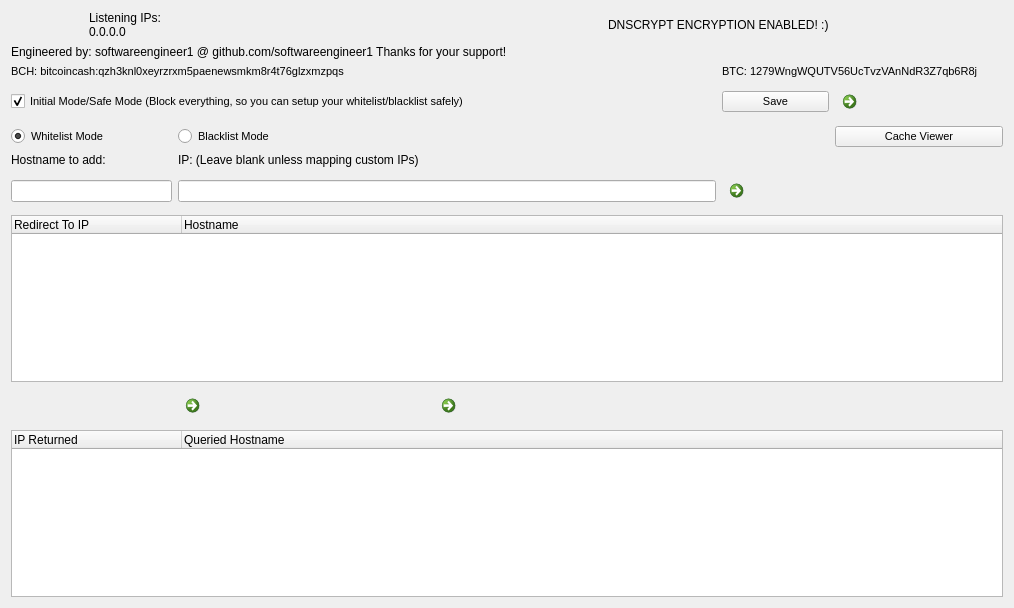
softwareengineer1/YourFriendlyDNS, file Source/YourFriendlyDNS/dnsserverwindow.ui: the form before one commit.
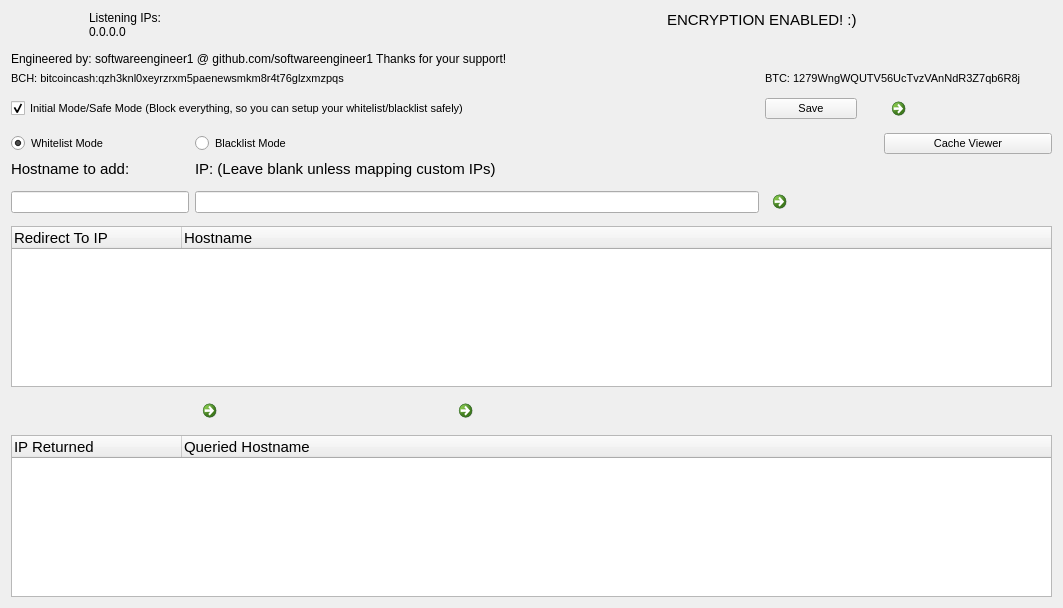
The form after the commit. Icons and pictures are not drawn.

Diff of the .ui file:
```diff
--- a/Source/YourFriendlyDNS/dnsserverwindow.ui
+++ b/Source/YourFriendlyDNS/dnsserverwindow.ui
@@ -6,7 +6,7 @@
    <rect>
     <x>0</x>
     <y>0</y>
-    <width>1014</width>
+    <width>1063</width>
     <height>608</height>
    </rect>
   </property>
@@ -15,112 +15,45 @@
   </property>
   <widget class="QWidget" name="centralWidget">
    <layout class="QGridLayout" name="gridLayout">
-    <item row="10" column="0" colspan="2">
-     <widget class="QLabel" name="hostnameLabel">
-      <property name="text">
-       <string>Hostname to add:</string>
-      </property>
-     </widget>
-    </item>
-    <item row="14" column="4">
-     <widget class="QCommandLinkButton" name="removeButton">
-      <property name="text">
-       <string/>
-      </property>
-      <property name="icon">
-       <iconset resource="images.qrc">
-        <normaloff>:/images/minus.png</normaloff>:/images/minus.png</iconset>
-      </property>
-     </widget>
-    </item>
-    <item row="9" column="3">
-     <widget class="QRadioButton" name="blacklistButton">
-      <property name="minimumSize">
-       <size>
-        <width>250</width>
-        <height>0</height>
-       </size>
-      </property>
+    <item row="2" column="0" colspan="4">
+     <widget class="QLabel" name="label_4">
       <property name="font">
        <font>
         <pointsize>8</pointsize>
        </font>
       </property>
       <property name="text">
-       <string>Blacklist Mode</string>
-      </property>
-     </widget>
-    </item>
-    <item row="0" column="1" colspan="2">
-     <widget class="QLabel" name="listeningIPs">
-      <property name="text">
-       <string>Listening IPs: 0.0.0.0</string>
-      </property>
-      <property name="alignment">
-       <set>Qt::AlignLeading|Qt::AlignLeft|Qt::AlignTop</set>
-      </property>
-      <property name="wordWrap">
-       <bool>true</bool>
+       <string>BCH: bitcoincash:qzh3knl0xeyrzrxm5paenewsmkm8r4t76glzxmzpqs</string>
       </property>
       <property name="textInteractionFlags">
        <set>Qt::LinksAccessibleByMouse|Qt::TextSelectableByMouse</set>
       </property>
      </widget>
     </item>
-    <item row="2" column="0" colspan="6">
-     <widget class="QLabel" name="label_7">
-      <property name="text">
-       <string>Engineered by: softwareengineer1 @ github.com/softwareengineer1 Thanks for your support!</string>
-      </property>
-     </widget>
-    </item>
-    <item row="12" column="0" colspan="3">
-     <widget class="QLineEdit" name="hostnameEdit"/>
-    </item>
-    <item row="7" column="7">
-     <widget class="QCommandLinkButton" name="settingsButton">
+    <item row="11" column="8" colspan="3">
+     <widget class="QCommandLinkButton" name="firstAddButton">
       <property name="text">
        <string/>
       </property>
       <property name="icon">
        <iconset resource="images.qrc">
-        <normaloff>:/images/gear.gif</normaloff>:/images/gear.gif</iconset>
+        <normaloff>:/images/plus.png</normaloff>:/images/plus.png</iconset>
       </property>
      </widget>
     </item>
-    <item row="13" column="0" colspan="8">
-     <widget class="QTreeWidget" name="dnslist">
-      <property name="editTriggers">
-       <set>QAbstractItemView::NoEditTriggers</set>
+    <item row="9" column="3" colspan="8">
+     <widget class="QLabel" name="label">
+      <property name="font">
+       <font>
+        <pointsize>11</pointsize>
+       </font>
       </property>
-      <property name="alternatingRowColors">
-       <bool>true</bool>
+      <property name="text">
+       <string>IP: (Leave blank unless mapping custom IPs)</string>
       </property>
-      <property name="indentation">
-       <number>0</number>
-      </property>
-      <property name="uniformRowHeights">
-       <bool>true</bool>
-      </property>
-      <attribute name="headerDefaultSectionSize">
-       <number>170</number>
-      </attribute>
-      <attribute name="headerMinimumSectionSize">
-       <number>150</number>
-      </attribute>
-      <column>
-       <property name="text">
-        <string>Redirect To IP</string>
-       </property>
-      </column>
-      <column>
-       <property name="text">
-        <string>Hostname</string>
-       </property>
-      </column>
      </widget>
     </item>
-    <item row="7" column="0" colspan="5">
+    <item row="6" column="0" colspan="5">
      <widget class="QCheckBox" name="initialMode">
       <property name="font">
        <font>
@@ -135,6 +68,32 @@
       </property>
      </widget>
     </item>
+    <item row="2" column="8" colspan="3">
+     <widget class="QLabel" name="label_2">
+      <property name="font">
+       <font>
+        <pointsize>8</pointsize>
+       </font>
+      </property>
+      <property name="text">
+       <string>BTC: 1279WngWQUTV56UcTvzVAnNdR3Z7qb6R8j</string>
+      </property>
+      <property name="textInteractionFlags">
+       <set>Qt::LinksAccessibleByMouse|Qt::TextSelectableByMouse</set>
+      </property>
+     </widget>
+    </item>
+    <item row="13" column="3">
+     <widget class="QCommandLinkButton" name="secondAddButton">
+      <property name="text">
+       <string/>
+      </property>
+      <property name="icon">
+       <iconset resource="images.qrc">
+        <normaloff>:/images/plus.png</normaloff>:/images/plus.png</iconset>
+      </property>
+     </widget>
+    </item>
     <item row="0" column="0">
      <widget class="QLabel" name="label_5">
       <property name="text">
@@ -145,7 +104,7 @@
       </property>
      </widget>
     </item>
-    <item row="9" column="7">
+    <item row="8" column="10">
      <widget class="QPushButton" name="cacheViewButton">
       <property name="font">
        <font>
@@ -157,38 +116,24 @@
       </property>
      </widget>
     </item>
-    <item row="3" column="6" colspan="2">
-     <widget class="QLabel" name="label_2">
-      <property name="font">
-       <font>
-        <pointsize>8</pointsize>
-       </font>
-      </property>
+    <item row="6" column="10">
+     <widget class="QCommandLinkButton" name="settingsButton">
       <property name="text">
-       <string>BTC: 1279WngWQUTV56UcTvzVAnNdR3Z7qb6R8j</string>
+       <string/>
       </property>
-      <property name="textInteractionFlags">
-       <set>Qt::LinksAccessibleByMouse|Qt::TextSelectableByMouse</set>
+      <property name="icon">
+       <iconset resource="images.qrc">
+        <normaloff>:/images/gear.gif</normaloff>:/images/gear.gif</iconset>
       </property>
      </widget>
     </item>
-    <item row="3" column="0" colspan="4">
-     <widget class="QLabel" name="label_4">
+    <item row="12" column="0" colspan="11">
+     <widget class="QTreeWidget" name="dnslist">
       <property name="font">
        <font>
-        <pointsize>8</pointsize>
+        <pointsize>11</pointsize>
        </font>
       </property>
-      <property name="text">
-       <string>BCH: bitcoincash:qzh3knl0xeyrzrxm5paenewsmkm8r4t76glzxmzpqs</string>
-      </property>
-      <property name="textInteractionFlags">
-       <set>Qt::LinksAccessibleByMouse|Qt::TextSelectableByMouse</set>
-      </property>
-     </widget>
-    </item>
-    <item row="15" column="0" colspan="8">
-     <widget class="QTreeWidget" name="dnsqueries">
       <property name="editTriggers">
        <set>QAbstractItemView::NoEditTriggers</set>
       </property>
@@ -198,9 +143,9 @@
       <property name="indentation">
        <number>0</number>
       </property>
-      <attribute name="headerCascadingSectionResizes">
-       <bool>false</bool>
-      </attribute>
+      <property name="uniformRowHeights">
+       <bool>true</bool>
+      </property>
       <attribute name="headerDefaultSectionSize">
        <number>170</number>
       </attribute>
@@ -209,17 +154,20 @@
       </attribute>
       <column>
        <property name="text">
-        <string>IP Returned</string>
+        <string>Redirect To IP</string>
        </property>
       </column>
       <column>
        <property name="text">
-        <string>Queried Hostname</string>
+        <string>Hostname</string>
        </property>
       </column>
      </widget>
     </item>
-    <item row="7" column="6">
+    <item row="11" column="3" colspan="5">
+     <widget class="QLineEdit" name="ipEdit"/>
+    </item>
+    <item row="6" column="8">
      <widget class="QPushButton" name="saveButton">
       <property name="font">
        <font>
@@ -231,10 +179,7 @@
       </property>
      </widget>
     </item>
-    <item row="12" column="3" colspan="3">
-     <widget class="QLineEdit" name="ipEdit"/>
-    </item>
-    <item row="0" column="7">
+    <item row="0" column="10">
      <widget class="QLabel" name="label_3">
       <property name="sizePolicy">
        <sizepolicy hsizetype="Minimum" vsizetype="Minimum">
@@ -253,14 +198,23 @@
       </property>
      </widget>
     </item>
-    <item row="10" column="3" colspan="5">
-     <widget class="QLabel" name="label">
+    <item row="0" column="7" colspan="2">
+     <widget class="QLabel" name="encEnabled">
+      <property name="font">
+       <font>
+        <pointsize>11</pointsize>
+       </font>
+      </property>
       <property name="text">
-       <string>IP: (Leave blank unless mapping custom IPs)</string>
+       <string>ENCRYPTION ENABLED! :)
+</string>
+      </property>
+      <property name="wordWrap">
+       <bool>true</bool>
       </property>
      </widget>
     </item>
-    <item row="9" column="0" colspan="2">
+    <item row="8" column="0" colspan="2">
      <widget class="QRadioButton" name="whitelistButton">
       <property name="minimumSize">
        <size>
@@ -281,6 +235,43 @@
       </property>
      </widget>
     </item>
+    <item row="14" column="0" colspan="11">
+     <widget class="QTreeWidget" name="dnsqueries">
+      <property name="font">
+       <font>
+        <pointsize>11</pointsize>
+       </font>
+      </property>
+      <property name="editTriggers">
+       <set>QAbstractItemView::NoEditTriggers</set>
+      </property>
+      <property name="alternatingRowColors">
+       <bool>true</bool>
+      </property>
+      <property name="indentation">
+       <number>0</number>
+      </property>
+      <attribute name="headerCascadingSectionResizes">
+       <bool>false</bool>
+      </attribute>
+      <attribute name="headerDefaultSectionSize">
+       <number>170</number>
+      </attribute>
+      <attribute name="headerMinimumSectionSize">
+       <number>150</number>
+      </attribute>
+      <column>
+       <property name="text">
+        <string>IP Returned</string>
+       </property>
+      </column>
+      <column>
+       <property name="text">
+        <string>Queried Hostname</string>
+       </property>
+      </column>
+     </widget>
+    </item>
     <item row="0" column="3" colspan="2">
      <widget class="QLabel" name="label_6">
       <property name="text">
@@ -291,32 +282,70 @@
       </property>
      </widget>
     </item>
-    <item row="14" column="3">
-     <widget class="QCommandLinkButton" name="secondAddButton">
+    <item row="0" column="1" colspan="2">
+     <widget class="QLabel" name="listeningIPs">
       <property name="text">
-       <string/>
+       <string>Listening IPs: 0.0.0.0</string>
       </property>
-      <property name="icon">
-       <iconset resource="images.qrc">
-        <normaloff>:/images/plus.png</normaloff>:/images/plus.png</iconset>
+      <property name="alignment">
+       <set>Qt::AlignLeading|Qt::AlignLeft|Qt::AlignTop</set>
       </property>
+      <property name="wordWrap">
+       <bool>true</bool>
+      </property>
+      <property name="textInteractionFlags">
+       <set>Qt::LinksAccessibleByMouse|Qt::TextSelectableByMouse</set>
+      </property>
      </widget>
     </item>
-    <item row="12" column="6" colspan="2">
-     <widget class="QCommandLinkButton" name="firstAddButton">
+    <item row="11" column="0" colspan="3">
+     <widget class="QLineEdit" name="hostnameEdit"/>
+    </item>
+    <item row="8" column="3">
+     <widget class="QRadioButton" name="blacklistButton">
+      <property name="minimumSize">
+       <size>
+        <width>250</width>
+        <height>0</height>
+       </size>
+      </property>
+      <property name="font">
+       <font>
+        <pointsize>8</pointsize>
+       </font>
+      </property>
       <property name="text">
+       <string>Blacklist Mode</string>
+      </property>
+     </widget>
+    </item>
+    <item row="13" column="4">
+     <widget class="QCommandLinkButton" name="removeButton">
+      <property name="text">
        <string/>
       </property>
       <property name="icon">
        <iconset resource="images.qrc">
-        <normaloff>:/images/plus.png</normaloff>:/images/plus.png</iconset>
+        <normaloff>:/images/minus.png</normaloff>:/images/minus.png</iconset>
       </property>
      </widget>
     </item>
-    <item row="0" column="5" colspan="2">
-     <widget class="QLabel" name="encEnabled">
+    <item row="1" column="0" colspan="8">
+     <widget class="QLabel" name="label_7">
       <property name="text">
-       <string>DNSCRYPT ENCRYPTION ENABLED! :)</string>
+       <string>Engineered by: softwareengineer1 @ github.com/softwareengineer1 Thanks for your support!</string>
+      </property>
+     </widget>
+    </item>
+    <item row="9" column="0" colspan="2">
+     <widget class="QLabel" name="hostnameLabel">
+      <property name="font">
+       <font>
+        <pointsize>11</pointsize>
+       </font>
+      </property>
+      <property name="text">
+       <string>Hostname to add:</string>
       </property>
      </widget>
     </item>
```
